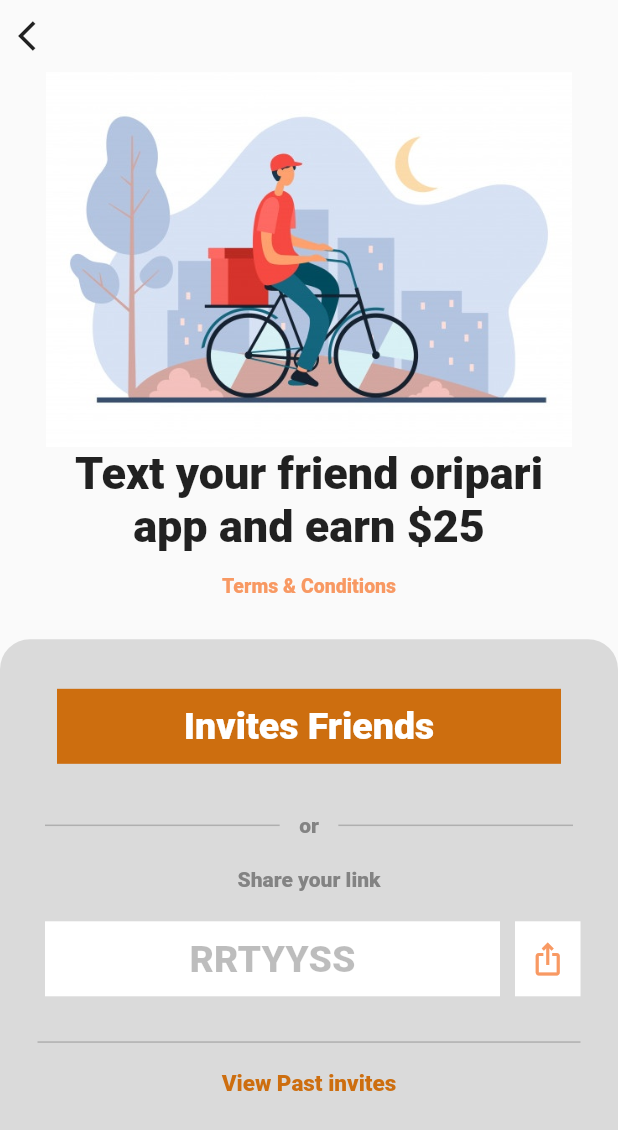
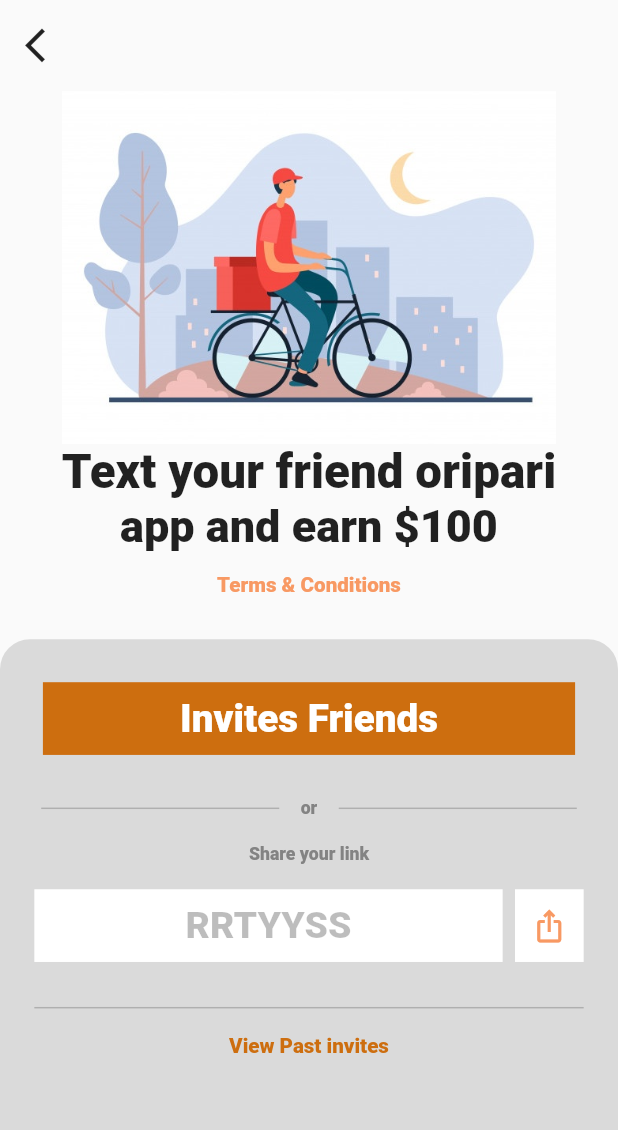
Before and after one commit to Gameofcode1/flutterproject, a Flutter app: the Referralcode screen opened directly, on a phone screen of 412 x 824 dp. Shown: the top 1130 px of the screen. Run offline on Flutter 3.47's test engine with Material 2 defaults, Android fonts, the phone set to English and light mode, and no system bars; our stand-ins replace font_awesome_flutter; Roboto replaces fonts that are missing (Robotom).

Commit message:
Mobile responsible

```diff
--- a/lib/referralcode/refferalcode.dart
+++ b/lib/referralcode/refferalcode.dart
@@ -1,10 +1,12 @@
 import 'package:flutter/material.dart';
 import './constant.dart';
-import 'package:font_awesome_flutter/font_awesome_flutter.dart';
+import './widgets/invites.dart';
 
 class Referralcode extends StatelessWidget {
   @override
   Widget build(BuildContext context) {
+    var height = MediaQuery.of(context).size.height;
+    var width = MediaQuery.of(context).size.width;
     return Scaffold(
       body: SafeArea(
         child: Column(
@@ -16,23 +18,32 @@ class Referralcode extends StatelessWidget {
                   children: [
                     Row(
                       children: [
-                        IconButton(
+                        Padding(
+                          padding: EdgeInsets.all(height / 130),
+                          child: IconButton(
                             onPressed: () {
                               Navigator.pop(context);
                             },
-                          icon: Icon(Icons.arrow_back_ios),
+                            icon: Icon(
+                              Icons.arrow_back_ios,
+                              size: height / 30,
+                            ),
+                          ),
                         )
                       ],
                     ),
                     Container(
-                        height: 250.0,
+                        height: height / 3.5,
                         width: double.infinity,
                         child: Image(image: AssetImage('images/bicycle.jpg'))),
-                    Text("Text your friend oripari", style: kRefferOfferFont),
-                    Text("app and earn \$25", style: kRefferOfferFont),
+                    Text("Text your friend oripari",
+                        style:
+                            kRefferOfferFont.copyWith(fontSize: height / 26)),
+                    Text("app and earn \$100", style: kRefferOfferFont),
                     Padding(
-                      padding: EdgeInsets.symmetric(vertical: 15.0),
-                      child: Text("Terms & Conditions", style: kTermsFonts),
+                      padding: EdgeInsets.symmetric(vertical: height / 60),
+                      child: Text("Terms & Conditions",
+                          style: kTermsFonts.copyWith(fontSize: height / 60)),
                     ),
                   ],
                 ),
@@ -49,91 +60,36 @@ class Referralcode extends StatelessWidget {
                         showModalBottomSheet(
                           context: context,
                           builder: (context) => Container(
-                            margin: EdgeInsets.only(top: 30.0),
+                            margin: EdgeInsets.only(top: height / 40),
                             height: MediaQuery.of(context).size.height / 3,
-                            child: Column(
-                              children: [
-                                Expanded(
-                                  flex: 1,
-                                  child: Container(
-                                      child: Text("Invites friends",
-                                          style: kRefferOfferFont)),
+                            child: InvitesFriends(),
                           ),
-                                Expanded(
-                                  flex: 2,
-                                  child: Container(
-                                    margin: EdgeInsets.only(
-                                        left: 10.0,
-                                        right: 10.0,
-                                        top: 10.0,
-                                        bottom: 10.0),
-                                    decoration: kNBoxDecoration,
-                                    child: Row(
-                                      children: [
-                                        Expanded(child: SizedBox()),
-                                        Expanded(
-                                            child: FaIcon(FontAwesomeIcons
-                                                .facebook,size: 40.0,)),
-                                        Expanded(
-                                            child: FaIcon(FontAwesomeIcons
-                                                .facebookMessenger,size: 40.0)),
-                                        Expanded(
-                                            child: FaIcon(FontAwesomeIcons
-                                                .instagram,size: 40.0)),
-                                        Expanded(
-                                            child: FaIcon(FontAwesomeIcons
-                                                .whatsapp,size: 40.0)),
-                                      ],
-                                    ),
-                                  ),
-                                ),
-                                Expanded(
-                                  flex: 2,
+                        );
+                      },
                       child: Container(
                           width: double.infinity,
-                                      height: 50.0,
+                          height: height / 17,
                           margin: EdgeInsets.symmetric(
-                                          vertical: 25.0, horizontal: 30.0),
+                              vertical: height / 40, horizontal: width / 20),
                           color: Color(0xffCD6E0F),
                           child: Center(
                             child: Text(
                               "Invites Friends",
                               textAlign: TextAlign.center,
                               style: kRefferOfferFont.copyWith(
-                                              fontSize: 25.0,
-                                              color: Colors.white),
-                                        ),
-                                      )),
-                                ),
-                              ],
-                            ),
-                          ),
-                        );
-                      },
-                      child: Container(
-                          width: double.infinity,
-                          height: 50.0,
-                          margin: EdgeInsets.symmetric(
-                              vertical: 25.0, horizontal: 30.0),
-                          color: Color(0xffCD6E0F),
-                          child: Center(
-                            child: Text(
-                              "Invites Friends",
-                              textAlign: TextAlign.center,
-                              style: kRefferOfferFont.copyWith(
-                                  fontSize: 25.0, color: Colors.white),
+                                  fontSize: height / 32, color: Colors.white),
                             ),
                           )),
                     ),
                     Container(
-                      margin: EdgeInsets.symmetric(horizontal: 30.0),
+                      margin: EdgeInsets.symmetric(horizontal: width / 15),
                       child: Row(
                         children: [
                           Expanded(
                             flex: 4,
                             child: Container(
                               color: Color(0xffAFAFAF),
-                              height: 1.0,
+                              height: height / 850,
                             ),
                           ),
                           Expanded(
@@ -143,26 +99,26 @@ class Referralcode extends StatelessWidget {
                                 "or",
                                 style: TextStyle(
                                     color: Color(0xff838383),
-                                ),
+                                    fontSize: height / 70),
                               ))),
                           Expanded(
                             flex: 4,
                             child: Container(
                               color: Color(0xffAFAFAF),
-                              height: 1.0,
+                              height: height / 850,
                             ),
                           ),
                         ],
                       ),
                     ),
                     Padding(
-                      padding: EdgeInsets.symmetric(vertical: 20.0),
+                      padding: EdgeInsets.symmetric(vertical: height / 50),
                       child: Text(
                         "Share your link",
                         style: TextStyle(
                             fontFamily: 'Robotom',
                             color: Color(0xff838383),
-                        ),
+                            fontSize: height / 70),
                       ),
                     ),
                     Row(
@@ -171,8 +127,9 @@ class Referralcode extends StatelessWidget {
                           flex: 10,
                           child: Container(
                               width: double.infinity,
-                              height: 50.0,
-                              margin: EdgeInsets.only(left: 30.0, right: 10.0),
+                              height: height / 17,
+                              margin: EdgeInsets.only(
+                                  left: width / 18, right: width / 50),
                               color: Colors.white,
                               child: Center(
                                 child: Text(
@@ -189,8 +146,8 @@ class Referralcode extends StatelessWidget {
                           flex: 2,
                           child: Container(
                             width: double.infinity,
-                            height: 50.0,
-                            margin: EdgeInsets.only(right: 25.0),
+                            height: height / 17,
+                            margin: EdgeInsets.only(right: width / 18),
                             color: Colors.white,
                             child: Center(
                               child: Icon(
@@ -203,18 +160,21 @@ class Referralcode extends StatelessWidget {
                       ],
                     ),
                     Container(
-                      margin: EdgeInsets.only(top: 30.0, left: 25, right: 25),
+                      margin: EdgeInsets.only(
+                          top: 30.0, left: width / 18, right: width / 18),
                       color: Color(0xffAFAFAF),
-                      height: 1.0,
+                      height: height / 850,
                       width: double.infinity,
                     ),
                     Padding(
-                      padding: EdgeInsets.only(top: 18.0),
-                      child: Text("View Past invites",
+                      padding: EdgeInsets.only(top: height / 50),
+                      child: Text(
+                        "View Past invites",
                         style: kTermsFonts.copyWith(
-                            fontSize: 15.0,
+                          fontSize: height/60,
                           color: Color(0xffCD6E0F),
-                          )),
+                        ),
+                      ),
                     ),
                   ],
                 ),
@@ -225,6 +185,4 @@ class Referralcode extends StatelessWidget {
       ),
     );
   }
-
-  widget({FaIcon child}) {}
 }
```
Also changed, not shown: lib/referralcode/widgets/invites.dart (added, +76 -0 lines). Lines whose indentation alone changed are shown as unchanged.
